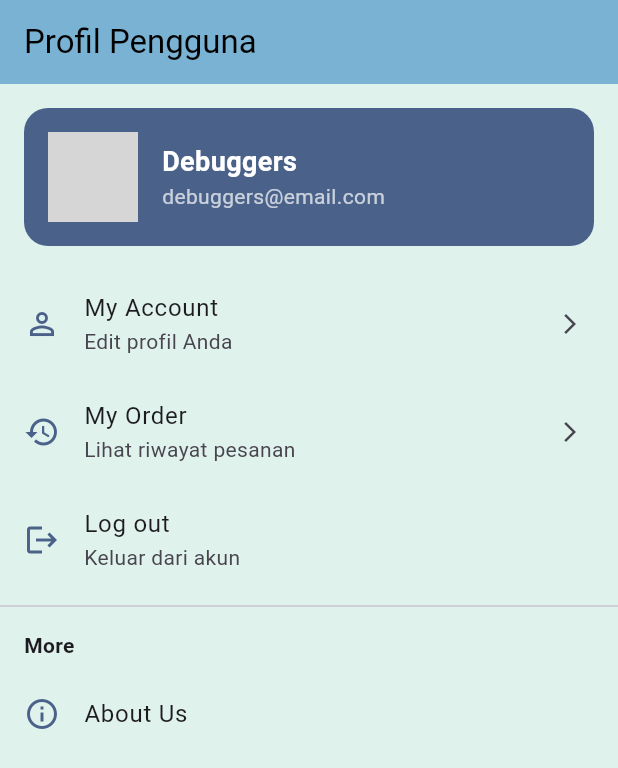
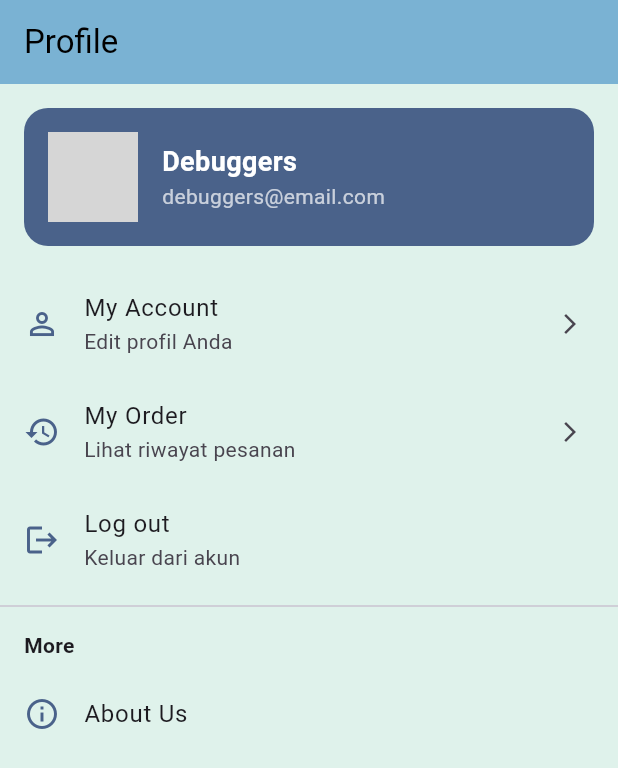
Before and after one commit to imxey/mobprog_3, a Flutter app: the ProfileScreen screen opened directly, on a phone screen of 412 x 824 dp. Shown: the top 768 px of the screen. Run offline on Flutter 3.47's test engine with Material 3 defaults, Android fonts, the phone set to English and light mode, and no system bars; our stand-ins replace flutter_rating_bar, infinite_carousel; network calls fail; grey boxes are pictures that could not be loaded.

Commit message:
profile on progress

```diff
--- a/lib/pages/profile.dart
+++ b/lib/pages/profile.dart
@@ -49,7 +49,7 @@ class ProfileScreen extends StatelessWidget {
       appBar: AppBar(
         automaticallyImplyLeading: false,
         backgroundColor: const Color(0xFF7AB2D3),
-        title: const Text("Profil Pengguna", style: TextStyle(color: Colors.black)),
+        title: const Text("Profile", style: TextStyle(color: Colors.black)),
         iconTheme: const IconThemeData(color: Colors.white),
       ),
       body: Column(
```
